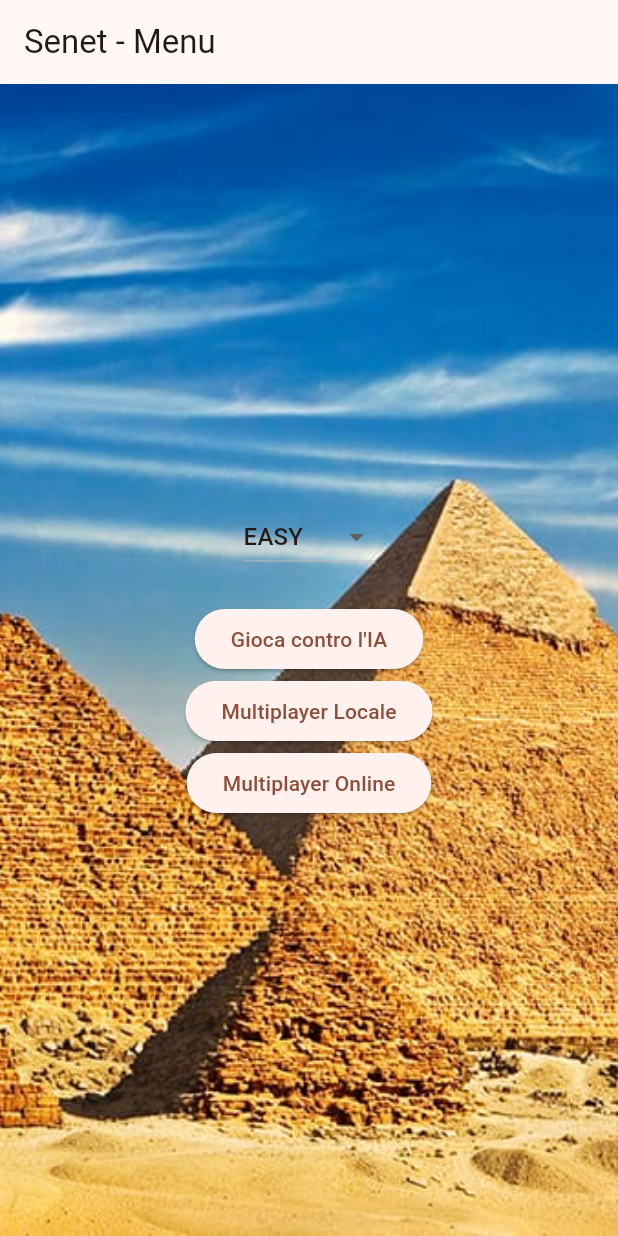
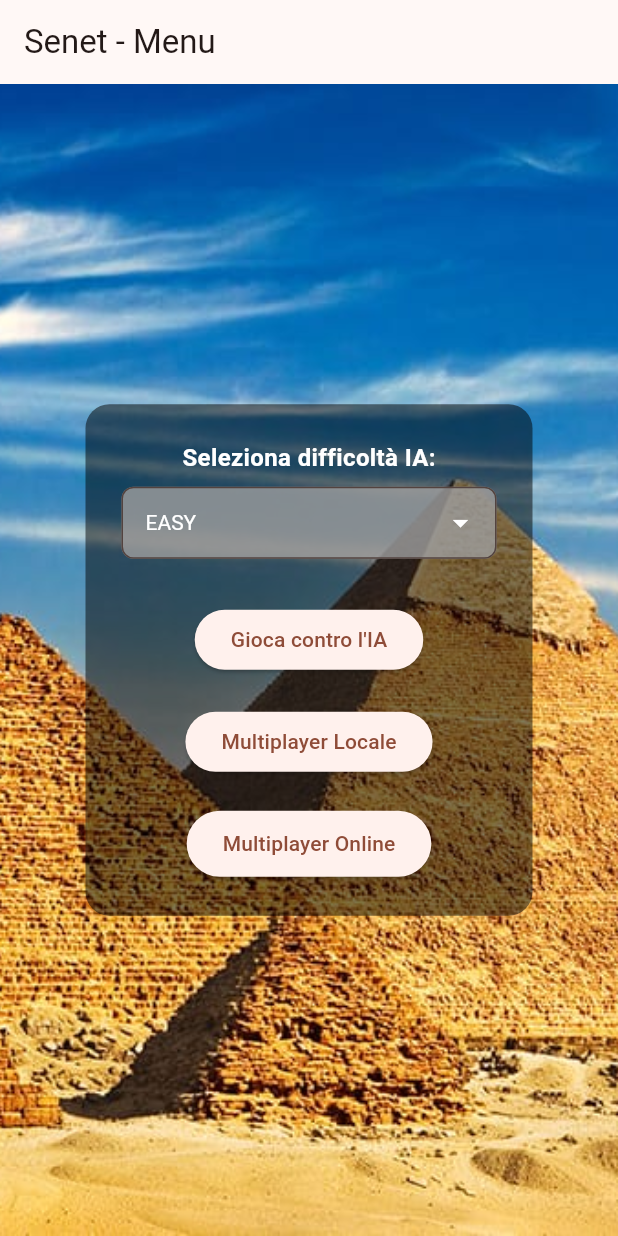
Before and after one commit to BlackWolf00/Senet-Game, a Flutter app: the screen it shows once a user with an empty profile is signed in, on a phone screen of 412 x 824 dp. Run offline on Flutter 3.47's test engine with Material 3 defaults, Android fonts, the phone set to English and light mode, and no system bars; our stand-ins replace cloud_firestore, firebase_auth, firebase_core; accounts and stored records are empty.

Commit message:
Improve layout main menu

```diff
--- a/lib/screens/main_menu.dart
+++ b/lib/screens/main_menu.dart
@@ -25,11 +25,43 @@ class _MainMenuState extends State<MainMenu> {
           ),
         ),
         child: Center(
+          child: Container(
+            padding: const EdgeInsets.all(24.0),
+            decoration: BoxDecoration(
+              color: Colors.black.withOpacity(0.5), // Sfondo semi-trasparente
+              borderRadius: BorderRadius.circular(16.0),
+            ),
             child: Column(
-            mainAxisAlignment: MainAxisAlignment.center,
+              mainAxisSize: MainAxisSize.min,
               children: [
-              DropdownButton<AIDifficulty>(
+                const Text(
+                  'Seleziona difficoltà IA:',
+                  style: TextStyle(
+                    color: Colors.white,
+                    fontSize: 16,
+                    fontWeight: FontWeight.bold,
+                  ),
+                ),
+                const SizedBox(height: 8),
+                SizedBox(
+                  width: 250,
+                  child: DropdownButtonFormField<AIDifficulty>(
                     value: selectedDifficulty,
+                    dropdownColor: Colors.grey[900],
+                    // Colore menu a tendina
+                    decoration: InputDecoration(
+                      filled: true,
+                      fillColor: Colors.grey.withOpacity(0.8), // Sfondo interno
+                      border: OutlineInputBorder(
+                        borderRadius: BorderRadius.circular(8),
+                      ),
+                      contentPadding: const EdgeInsets.symmetric(
+                        horizontal: 12,
+                        vertical: 8,
+                      ),
+                    ),
+                    style: const TextStyle(color: Colors.white),
+                    iconEnabledColor: Colors.white,
                     onChanged: (value) {
                       if (value != null) {
                         setState(() {
@@ -38,16 +70,19 @@ class _MainMenuState extends State<MainMenu> {
                       }
                     },
                     items:
-                AIDifficulty.values.map((AIDifficulty difficulty) {
-                  return DropdownMenuItem<AIDifficulty>(
+                        AIDifficulty.values.map((difficulty) {
+                          return DropdownMenuItem(
                             value: difficulty,
                             child: Text(difficulty.name.toUpperCase()),
                           );
                         }).toList(),
                   ),
-              SizedBox(height: 20),
+                ),
+                const SizedBox(height: 30),
                 _buildModeButton('Gioca contro l\'IA', true),
+                const SizedBox(height: 20),
                 _buildModeButton('Multiplayer Locale', false),
+                const SizedBox(height: 20),
                 ElevatedButton(
                   onPressed: () {
                     showDialog(
@@ -55,9 +90,16 @@ class _MainMenuState extends State<MainMenu> {
                       builder: (_) => const OnlineGameDialog(),
                     );
                   },
-                child: Text('Multiplayer Online'),
+                  style: ElevatedButton.styleFrom(
+                    padding: const EdgeInsets.symmetric(
+                      horizontal: 24.0,
+                      vertical: 12.0,
+                    ),
+                  ),
+                  child: const Text('Multiplayer Online'),
                 ),
               ],
+            ),
           ),
         ),
       ),
@@ -70,10 +112,8 @@ class _MainMenuState extends State<MainMenu> {
         Navigator.push(
           context,
           MaterialPageRoute(
-            builder: (_) => GameScreen(
-              vsAI: vsAI,
-              aiDifficulty: selectedDifficulty,
-            ),
+            builder:
+                (_) => GameScreen(vsAI: vsAI, aiDifficulty: selectedDifficulty),
           ),
         );
       },
```
Lines whose indentation alone changed are shown as unchanged.
